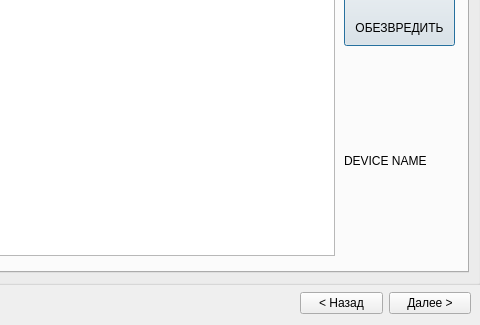
This is ui/mainwindow.ui in badcast/adskiller as Qt 5 draws it before an edit; both pictures show x 220 to 700 and y 175 to 500 of the 700 by 500 pixel window. The edited form follows.
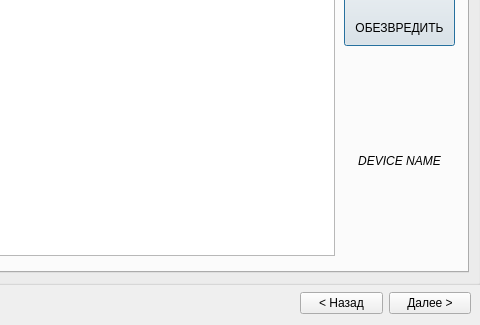
This is the edited form. The open tabs and pages were chosen to show the change. Icons and pictures are not drawn.

Patch:
```diff
--- a/ui/mainwindow.ui
+++ b/ui/mainwindow.ui
@@ -506,12 +506,27 @@
            <height>191</height>
           </rect>
          </property>
+         <property name="font">
+          <font>
+           <pointsize>9</pointsize>
+           <italic>true</italic>
+          </font>
+         </property>
          <property name="styleSheet">
           <string notr="true">writing-mode: vertical-rl;</string>
          </property>
          <property name="text">
           <string>DEVICE NAME</string>
          </property>
+         <property name="alignment">
+          <set>Qt::AlignCenter</set>
+         </property>
+         <property name="wordWrap">
+          <bool>true</bool>
+         </property>
+         <property name="textInteractionFlags">
+          <set>Qt::NoTextInteraction</set>
+         </property>
         </widget>
        </widget>
       </widget>
```
Left out of the diff: 4 changed lines with no effect on the pictures.
